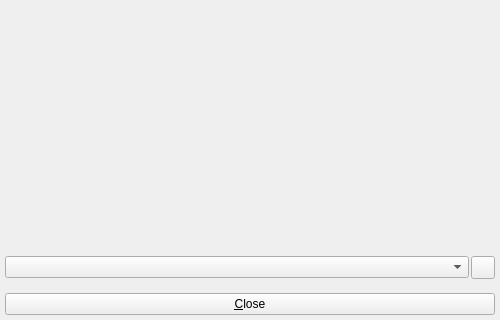
Before: the Qt Designer form src/klflatexsymbols.ui in CryFeiFei/klatexformula, drawn with Qt 5; both pictures show x 0 to 500 and y 180 to 500 of the 500 by 500 pixel window.
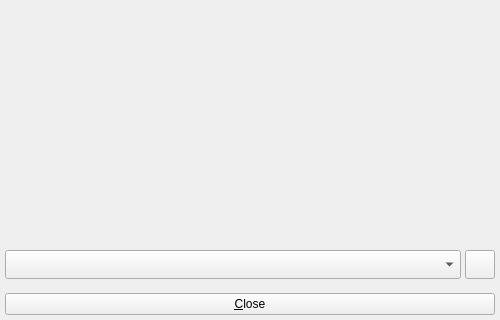
After: the same form once the commit is applied. Icons and pictures are not drawn. Custom widgets are drawn as their Qt base class.

Diff of the .ui file:
```diff
--- a/src/klflatexsymbols.ui
+++ b/src/klflatexsymbols.ui
@@ -33,7 +33,10 @@
      <property name="lineWidth">
       <number>0</number>
      </property>
-     <layout class="QGridLayout" name="gridLayout_2">
+     <layout class="QGridLayout" name="lyt_frmMain">
+      <property name="horizontalSpacing">
+       <number>4</number>
+      </property>
       <property name="margin">
        <number>0</number>
       </property>
@@ -58,6 +61,12 @@
       </item>
       <item row="2" column="0">
        <widget class="QComboBox" name="cbxCategory">
+        <property name="sizePolicy">
+         <sizepolicy hsizetype="Preferred" vsizetype="Preferred">
+          <horstretch>0</horstretch>
+          <verstretch>0</verstretch>
+         </sizepolicy>
+        </property>
         <property name="toolTip">
          <string>Choose symbol category</string>
         </property>
@@ -65,6 +74,12 @@
       </item>
       <item row="2" column="1">
        <widget class="QToolButton" name="btnSearch">
+        <property name="sizePolicy">
+         <sizepolicy hsizetype="Fixed" vsizetype="Preferred">
+          <horstretch>0</horstretch>
+          <verstretch>0</verstretch>
+         </sizepolicy>
+        </property>
         <property name="toolTip">
          <string>Search for Symbols ...</string>
         </property>
@@ -72,6 +87,12 @@
          <iconset resource="klfres.qrc">
           <normaloff>:/pics/showpreview.png</normaloff>:/pics/showpreview.png</iconset>
         </property>
+        <property name="iconSize">
+         <size>
+          <width>22</width>
+          <height>22</height>
+         </size>
+        </property>
         <property name="checkable">
          <bool>true</bool>
         </property>
```
Left out of the diff: 34 changed lines with no effect on the pictures.
